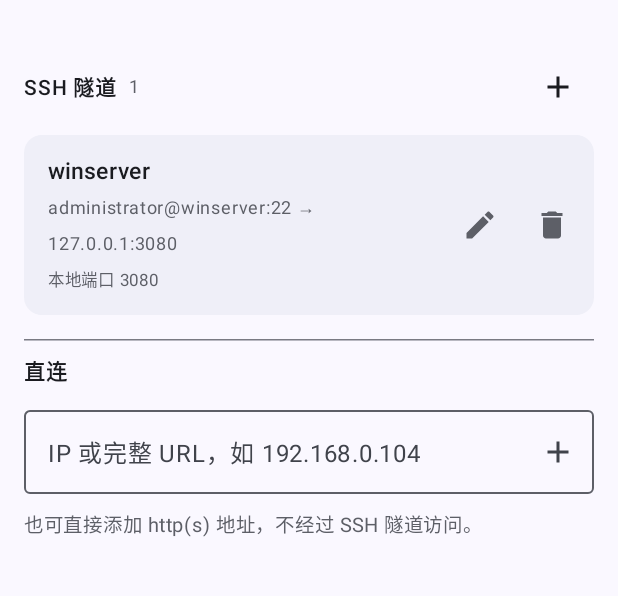
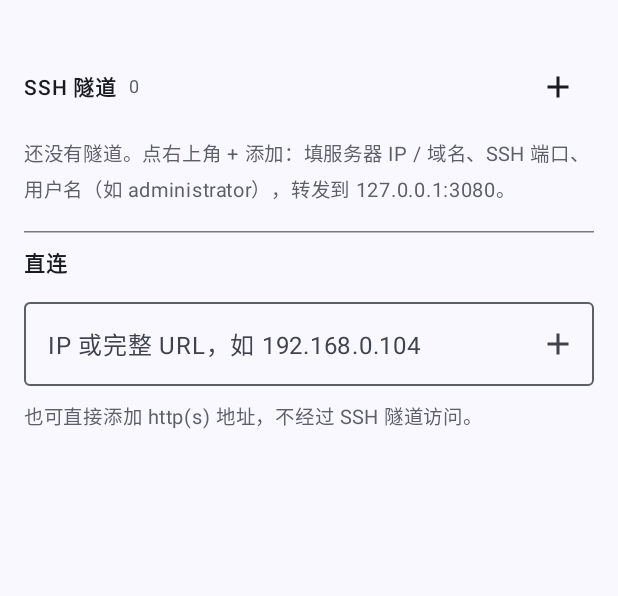
Before and after one commit to RailgunHamster/HarnessPortable, an Android app built with Jetpack Compose: the screen it shows after launch (MainActivity), on a phone screen of 412 x 824 dp, the part 69-665 px from its top. Run offline under Robolectric (Android 15) with nearby library versions, the light colour scheme and no system bars.

Commit message:
v2.1: drop hardcoded tunnel seed, make all servers user-configured

```diff
--- a/app/build.gradle.kts
+++ b/app/build.gradle.kts
@@ -20,8 +20,8 @@ android {
         applicationId = "com.harness.portable"
         minSdk = 24
         targetSdk = 36
-        versionCode = 7
-        versionName = "2.0"
+        versionCode = 8
+        versionName = "2.1"
     }
 
     signingConfigs {
--- a/app/src/main/java/com/harness/portable/Profiles.kt
+++ b/app/src/main/java/com/harness/portable/Profiles.kt
@@ -98,8 +98,8 @@ object ProfileStore {
 
     /**
      * One-time migration from the old "OpenCode Web" app:
-     * - imports its saved direct-URL server list
-     * - seeds one tunnel profile matching the typical winserver setup
+     * imports its saved direct-URL server list. Tunnel profiles are never
+     * seeded — the user configures every server themselves.
      */
     private fun migrateIfNeeded(ctx: Context) {
         val p = prefs(ctx)
@@ -124,13 +124,6 @@ object ProfileStore {
             }
         }
 
-        if (p.getString(KEY_TUNNELS, null) == null) {
-            saveTunnels(
-                ctx,
-                listOf(TunnelProfile(name = "winserver", sshHost = "winserver", user = "administrator"))
-            )
-        }
-
         p.edit().putBoolean(KEY_SEEDED, true).apply()
     }
 }
--- a/app/src/main/java/com/harness/portable/SettingsScreen.kt
+++ b/app/src/main/java/com/harness/portable/SettingsScreen.kt
@@ -96,7 +96,8 @@ fun SettingsScreen(
             if (tunnels.isEmpty()) {
                 item {
                     Text(
-                        "还没有隧道。点 + 添加，例如 administrator@winserver 转发到 127.0.0.1:3080。",
+                        "还没有隧道。点右上角 + 添加：填服务器 IP / 域名、SSH 端口、用户名" +
+                                "（如 administrator），转发到 127.0.0.1:3080。",
                         color = MaterialTheme.colorScheme.outline,
                         fontSize = 13.sp
                     )
```
